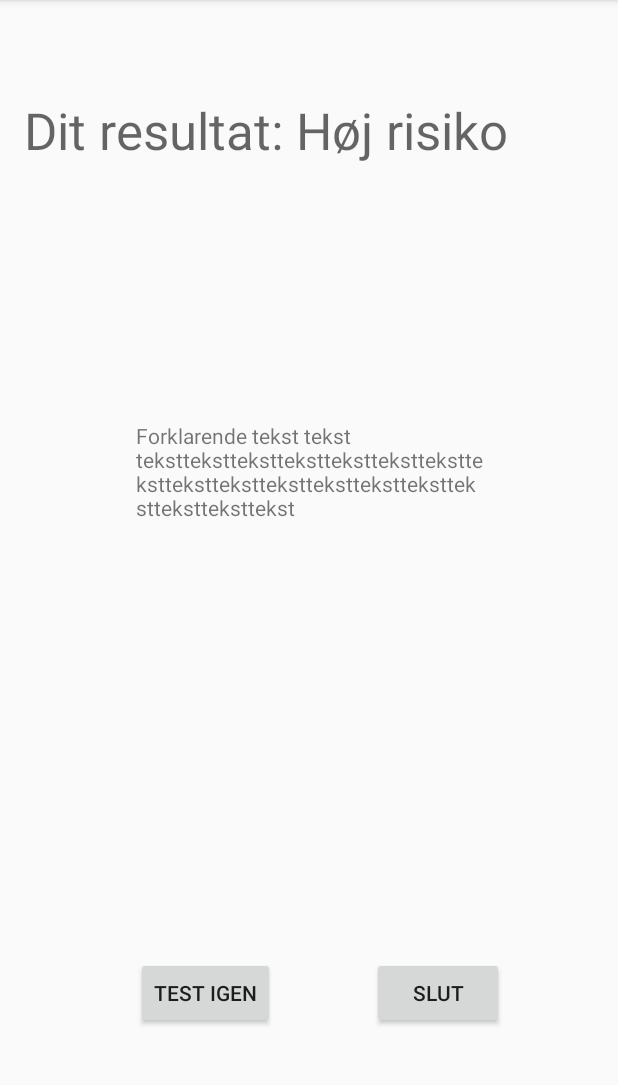
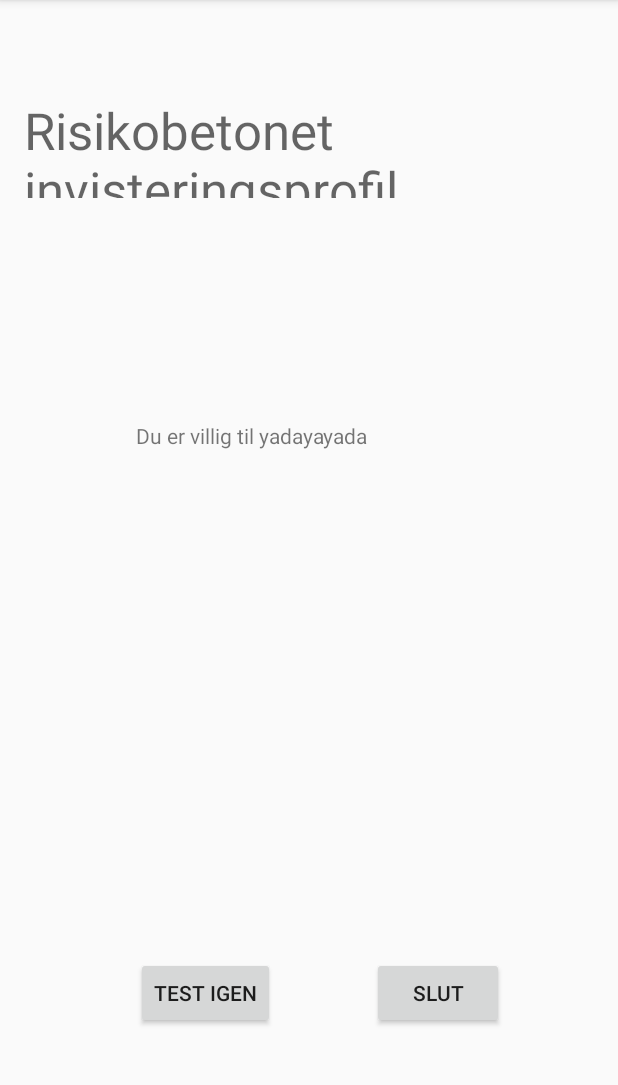
Before and after one commit to s147300/final_pensionconsult, an Android app: the TestResult screen opened directly, with no data from a screen before it, on a phone screen of 412 x 824 dp, the part 84-1169 px from its top. Run offline under Robolectric (Android 15) with nearby library versions, the phone set to English and light mode, and no system bars; 1 statement that could not run was skipped.

Commit message:
TestQuestion class revisited

```diff
--- a/app/src/main/java/com/example/jonathanlarsen/pensionconsultmainpage/TestResult.java
+++ b/app/src/main/java/com/example/jonathanlarsen/pensionconsultmainpage/TestResult.java
@@ -5,33 +5,60 @@ import android.support.v7.app.AppCompatActivity;
 import android.os.Bundle;
 import android.view.View;
 import android.widget.Button;
+import android.widget.TextView;
 
 public class TestResult extends AppCompatActivity implements View.OnClickListener {
-    Button testIgen, afslut;
+    Button testAgain, endTest;
+    TextView headline, resultText;
 
     @Override
     protected void onCreate(Bundle savedInstanceState) {
         super.onCreate(savedInstanceState);
         setContentView(R.layout.activity_test_result);
 
-        testIgen = (Button) findViewById(R.id.againButt);
-        afslut = (Button) findViewById(R.id.endButt);
+        testAgain = (Button) findViewById(R.id.againButt);
+        endTest = (Button) findViewById(R.id.endButt);
 
-        testIgen.setOnClickListener(this);
-        afslut.setOnClickListener(this);
+        headline = (TextView) findViewById(R.id.resultHeadline);
+        resultText = (TextView) findViewById(R.id.resultText);
+
+        testAgain.setOnClickListener(this);
+        endTest.setOnClickListener(this);
+
+        Bundle Extra = getIntent().getExtras(); //udpakker extras sendt fra intent (her mainactivity)
+        double value = Extra.getDouble("sum");
+
+        if (value < 2.84) {
+            headline.setText("Risikobetonet invisteringsprofil");
+            resultText.setText("Du er villig til yadayayada");
+        }
+        if (value > 2.84 && value < 3.15) {
+            headline.setText("Gennemsnitlig invisteringsprofil");
+            resultText.setText("Du er villig til yadayayada");
+        }
+        if (value > 3.15 && value < 3.48) {
+            headline.setText("Forsigtig invisteringsprofil");
+            resultText.setText("Du er villig til yadayayada");
+        }
+        if (value > 3.48) {
+            headline.setText("Meget lav invisteringsprofil");
+            resultText.setText("Du er villig til yadayayada");
+        }
 
     }
 
     @Override
     public void onClick(View view) {
-        if (view==testIgen) {
+        if (view== testAgain) {
             Intent i = new Intent(this, TestQuestions.class);
             startActivity(i);
+            finish();
         }
 
-        else if (view==afslut){
+        else if (view== endTest){
             Intent i = new Intent(this, FrontPage.class);
             startActivity(i);
+            finish();
         }
     }
 }
```
Also changed, not shown: app/src/main/java/com/example/jonathanlarsen/pensionconsultmainpage/TestQuestions.java (+36 -37 lines), app/src/main/res/values/strings.xml (+7 -0 lines).
